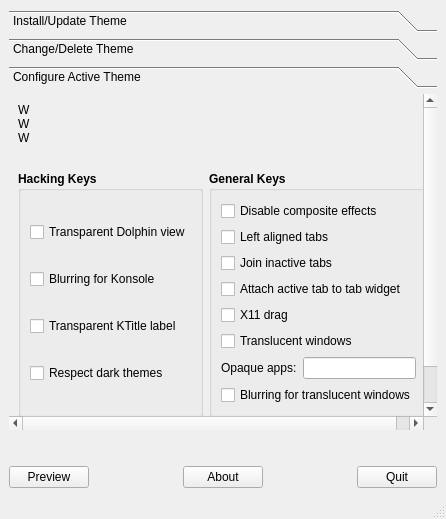
Old version of the form Kvantum/kvantummanager/kvantummanager.ui in the repository tsujan/Kvantum.
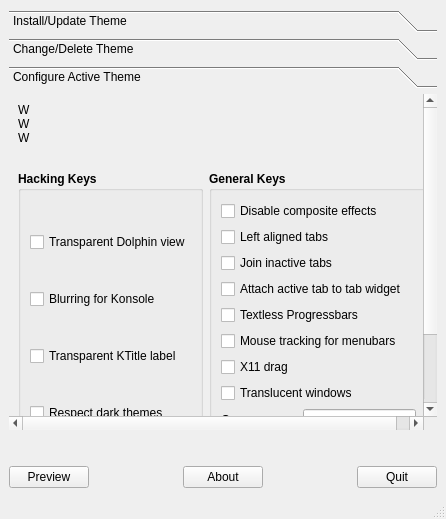
New version of the form. The open tabs and pages were chosen to show the change. Icons and pictures are not drawn.

Diff of the .ui file:
```diff
--- a/Kvantum/kvantummanager/kvantummanager.ui
+++ b/Kvantum/kvantummanager/kvantummanager.ui
@@ -340,8 +340,8 @@
         <rect>
          <x>0</x>
          <y>0</y>
-         <width>447</width>
-         <height>294</height>
+         <width>450</width>
+         <height>332</height>
         </rect>
        </property>
        <attribute name="label">
@@ -489,21 +489,6 @@
              </property>
             </widget>
            </item>
-           <item row="1" column="0" colspan="2">
-            <widget class="QCheckBox" name="checkBox5">
-             <property name="font">
-              <font>
-               <bold>false</bold>
-              </font>
-             </property>
-             <property name="toolTip">
-              <string>Tabs are centered by default.</string>
-             </property>
-             <property name="text">
-              <string>Left aligned tabs</string>
-             </property>
-            </widget>
-           </item>
            <item row="0" column="0" colspan="2">
             <widget class="QCheckBox" name="checkBox4">
              <property name="font">
@@ -520,7 +505,7 @@
              </property>
             </widget>
            </item>
-           <item row="5" column="0" colspan="2">
+           <item row="7" column="0" colspan="2">
             <widget class="QCheckBox" name="checkBox9">
              <property name="font">
               <font>
@@ -535,7 +520,7 @@
              </property>
             </widget>
            </item>
-           <item row="6" column="0">
+           <item row="8" column="0">
             <widget class="QLabel" name="opaqueLabel">
              <property name="font">
               <font>
@@ -551,7 +536,7 @@
              </property>
             </widget>
            </item>
-           <item row="4" column="0" colspan="2">
+           <item row="6" column="0" colspan="2">
             <widget class="QCheckBox" name="checkBox8">
              <property name="font">
               <font>
@@ -567,7 +552,7 @@
              </property>
             </widget>
            </item>
-           <item row="6" column="1">
+           <item row="8" column="1">
             <widget class="QLineEdit" name="opaqueEdit">
              <property name="font">
               <font>
@@ -580,7 +565,7 @@
              </property>
             </widget>
            </item>
-           <item row="7" column="0" colspan="2">
+           <item row="9" column="0" colspan="2">
             <widget class="QCheckBox" name="checkBox10">
              <property name="font">
               <font>
@@ -596,6 +581,53 @@
              </property>
             </widget>
            </item>
+           <item row="1" column="0" colspan="2">
+            <widget class="QCheckBox" name="checkBox5">
+             <property name="font">
+              <font>
+               <bold>false</bold>
+              </font>
+             </property>
+             <property name="toolTip">
+              <string>Tabs are centered by default.</string>
+             </property>
+             <property name="text">
+              <string>Left aligned tabs</string>
+             </property>
+            </widget>
+           </item>
+           <item row="4" column="0" colspan="2">
+            <widget class="QCheckBox" name="checkBoxProgress">
+             <property name="font">
+              <font>
+               <bold>false</bold>
+              </font>
+             </property>
+             <property name="toolTip">
+              <string>Progreesbars show percentage
+labels by default.</string>
+             </property>
+             <property name="text">
+              <string>Textless Progressbars</string>
+             </property>
+            </widget>
+           </item>
+           <item row="5" column="0" colspan="2">
+            <widget class="QCheckBox" name="checkBoxMenubar">
+             <property name="font">
+              <font>
+               <bold>false</bold>
+              </font>
+             </property>
+             <property name="toolTip">
+              <string>Mouse tracking is enabled
+for menubars by default.</string>
+             </property>
+             <property name="text">
+              <string>Mouse tracking for menubars</string>
+             </property>
+            </widget>
+           </item>
           </layout>
          </widget>
         </item>
```
